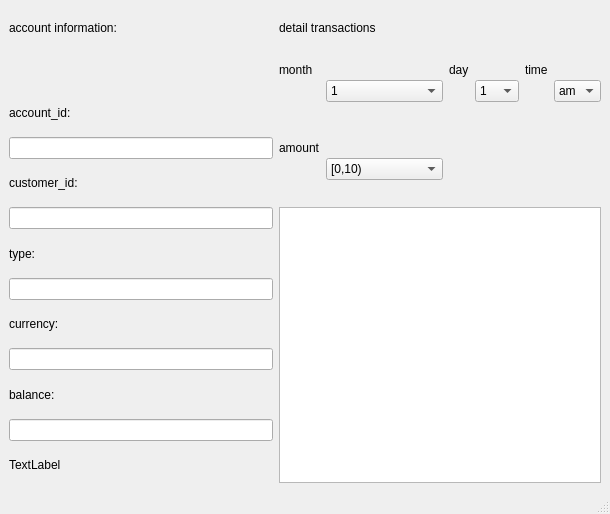
First picture: the form in main_GUI/account_Info.ui, repository zwderek/iKYC-Project, before the edit.
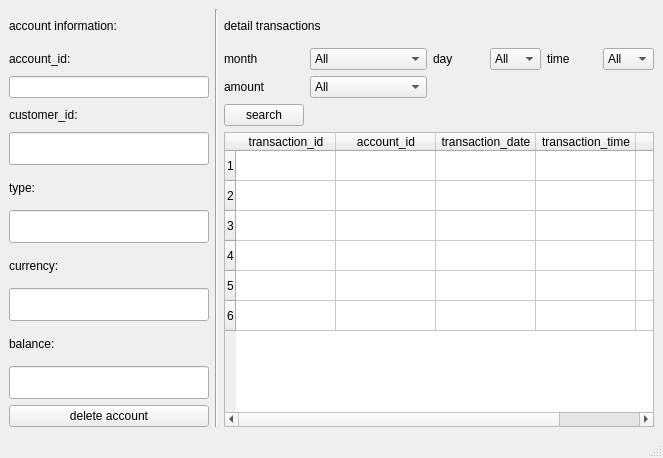
Second picture: the form after the edit.

```diff
--- a/main_GUI/account_Info.ui
+++ b/main_GUI/account_Info.ui
@@ -6,8 +6,8 @@
    <rect>
     <x>0</x>
     <y>0</y>
-    <width>610</width>
-    <height>514</height>
+    <width>663</width>
+    <height>458</height>
    </rect>
   </property>
   <property name="windowTitle">
@@ -15,103 +15,13 @@
   </property>
   <widget class="QWidget" name="centralwidget">
    <layout class="QGridLayout" name="gridLayout">
-    <item row="0" column="0">
-     <widget class="QLabel" name="label">
-      <property name="text">
-       <string>account information: </string>
-      </property>
-     </widget>
-    </item>
-    <item row="0" column="1" colspan="2">
-     <widget class="QLabel" name="label_8">
-      <property name="text">
-       <string>detail transactions</string>
-      </property>
-     </widget>
-    </item>
-    <item row="1" column="1">
-     <widget class="QLabel" name="label_9">
-      <property name="text">
-       <string>month</string>
-      </property>
-     </widget>
-    </item>
-    <item row="1" column="2" rowspan="2">
-     <widget class="QComboBox" name="comboBox">
-      <property name="locale">
-       <locale language="English" country="UnitedStates"/>
-      </property>
-      <item>
-       <property name="text">
-        <string>1</string>
-       </property>
-      </item>
-      <item>
-       <property name="text">
-        <string>2</string>
-       </property>
-      </item>
-      <item>
-       <property name="text">
-        <string>3</string>
-       </property>
-      </item>
-      <item>
-       <property name="text">
-        <string>4</string>
-       </property>
-      </item>
-      <item>
-       <property name="text">
-        <string>5</string>
-       </property>
-      </item>
-      <item>
-       <property name="text">
-        <string>6</string>
-       </property>
-      </item>
-      <item>
-       <property name="text">
-        <string>7</string>
-       </property>
-      </item>
-      <item>
-       <property name="text">
-        <string>8</string>
-       </property>
-      </item>
-      <item>
-       <property name="text">
-        <string>9</string>
-       </property>
-      </item>
-      <item>
-       <property name="text">
-        <string>10</string>
-       </property>
-      </item>
-      <item>
-       <property name="text">
-        <string>11</string>
-       </property>
-      </item>
-      <item>
-       <property name="text">
-        <string>12</string>
-       </property>
-      </item>
-     </widget>
-    </item>
-    <item row="1" column="3">
-     <widget class="QLabel" name="label_11">
-      <property name="text">
-       <string>day</string>
-      </property>
-     </widget>
-    </item>
-    <item row="1" column="4" rowspan="2">
+    <item row="1" column="5">
      <widget class="QComboBox" name="comboBox_2">
+      <item>
+       <property name="text">
+        <string>All</string>
+       </property>
+      </item>
       <item>
        <property name="text">
         <string>1</string>
@@ -269,50 +179,144 @@
       </item>
      </widget>
     </item>
-    <item row="1" column="5">
-     <widget class="QLabel" name="label_12">
+    <item row="9" column="0">
+     <widget class="QLabel" name="label_5">
+      <property name="maximumSize">
+       <size>
+        <width>200</width>
+        <height>40</height>
+       </size>
+      </property>
       <property name="text">
-       <string>time</string>
+       <string>balance: </string>
       </property>
      </widget>
     </item>
-    <item row="1" column="6" rowspan="2">
-     <widget class="QComboBox" name="comboBox_3">
-      <item>
-       <property name="text">
-        <string>am</string>
-       </property>
-      </item>
-      <item>
-       <property name="text">
-        <string>pm</string>
-       </property>
-      </item>
+    <item row="10" column="0">
+     <widget class="QLineEdit" name="lineEdit_5">
+      <property name="maximumSize">
+       <size>
+        <width>200</width>
+        <height>40</height>
+       </size>
+      </property>
      </widget>
     </item>
-    <item row="2" column="0">
+    <item row="11" column="0">
+     <widget class="QPushButton" name="pushButton_2">
+      <property name="text">
+       <string>delete account</string>
+      </property>
+     </widget>
+    </item>
+    <item row="1" column="0">
      <widget class="QLabel" name="label_2">
+      <property name="maximumSize">
+       <size>
+        <width>200</width>
+        <height>40</height>
+       </size>
+      </property>
       <property name="text">
        <string>account_id: </string>
       </property>
      </widget>
     </item>
+    <item row="6" column="0">
+     <widget class="QLineEdit" name="lineEdit_3">
+      <property name="maximumSize">
+       <size>
+        <width>200</width>
+        <height>40</height>
+       </size>
+      </property>
+     </widget>
+    </item>
+    <item row="7" column="0">
+     <widget class="QLabel" name="label_6">
+      <property name="maximumSize">
+       <size>
+        <width>200</width>
+        <height>40</height>
+       </size>
+      </property>
+      <property name="text">
+       <string>currency: </string>
+      </property>
+     </widget>
+    </item>
     <item row="3" column="0">
+     <widget class="QLabel" name="label_4">
+      <property name="maximumSize">
+       <size>
+        <width>200</width>
+        <height>40</height>
+       </size>
+      </property>
+      <property name="text">
+       <string>customer_id: </string>
+      </property>
+     </widget>
+    </item>
+    <item row="2" column="2">
+     <widget class="QLabel" name="label_10">
+      <property name="text">
+       <string>amount</string>
+      </property>
+     </widget>
+    </item>
+    <item row="2" column="0">
      <widget class="QLineEdit" name="lineEdit">
       <property name="enabled">
        <bool>true</bool>
       </property>
+      <property name="maximumSize">
+       <size>
+        <width>200</width>
+        <height>40</height>
+       </size>
+      </property>
      </widget>
     </item>
-    <item row="3" column="1">
-     <widget class="QLabel" name="label_10">
+    <item row="0" column="0">
+     <widget class="QLabel" name="label">
+      <property name="maximumSize">
+       <size>
+        <width>200</width>
+        <height>40</height>
+       </size>
+      </property>
       <property name="text">
-       <string>amount</string>
+       <string>account information: </string>
       </property>
      </widget>
     </item>
-    <item row="3" column="2" rowspan="2">
+    <item row="1" column="7">
+     <widget class="QComboBox" name="comboBox_3">
+      <item>
+       <property name="text">
+        <string>All</string>
+       </property>
+      </item>
+      <item>
+       <property name="text">
+        <string>am</string>
+       </property>
+      </item>
+      <item>
+       <property name="text">
+        <string>pm</string>
+       </property>
+      </item>
+     </widget>
+    </item>
+    <item row="2" column="3">
      <widget class="QComboBox" name="comboBox_4">
+      <item>
+       <property name="text">
+        <string>All</string>
+       </property>
+      </item>
       <item>
        <property name="text">
         <string>[0,10)</string>
@@ -345,54 +349,210 @@
       </item>
      </widget>
     </item>
-    <item row="4" column="0">
-     <widget class="QLabel" name="label_4">
+    <item row="1" column="4">
+     <widget class="QLabel" name="label_11">
       <property name="text">
-       <string>customer_id: </string>
+       <string>day</string>
+      </property>
+     </widget>
+    </item>
+    <item row="3" column="2">
+     <widget class="QPushButton" name="pushButton">
+      <property name="text">
+       <string>search</string>
+      </property>
+     </widget>
+    </item>
+    <item row="1" column="3">
+     <widget class="QComboBox" name="comboBox">
+      <property name="locale">
+       <locale language="English" country="UnitedStates"/>
+      </property>
+      <item>
+       <property name="text">
+        <string>All</string>
+       </property>
+      </item>
+      <item>
+       <property name="text">
+        <string>1</string>
+       </property>
+      </item>
+      <item>
+       <property name="text">
+        <string>2</string>
+       </property>
+      </item>
+      <item>
+       <property name="text">
+        <string>3</string>
+       </property>
+      </item>
+      <item>
+       <property name="text">
+        <string>4</string>
+       </property>
+      </item>
+      <item>
+       <property name="text">
+        <string>5</string>
+       </property>
+      </item>
+      <item>
+       <property name="text">
+        <string>6</string>
+       </property>
+      </item>
+      <item>
+       <property name="text">
+        <string>7</string>
+       </property>
+      </item>
+      <item>
+       <property name="text">
+        <string>8</string>
+       </property>
+      </item>
+      <item>
+       <property name="text">
+        <string>9</string>
+       </property>
+      </item>
+      <item>
+       <property name="text">
+        <string>10</string>
+       </property>
+      </item>
+      <item>
+       <property name="text">
+        <string>11</string>
+       </property>
+      </item>
+      <item>
+       <property name="text">
+        <string>12</string>
+       </property>
+      </item>
+     </widget>
+    </item>
+    <item row="1" column="6">
+     <widget class="QLabel" name="label_12">
+      <property name="text">
+       <string>time</string>
       </property>
      </widget>
     </item>
     <item row="5" column="0">
-     <widget class="QLineEdit" name="lineEdit_2"/>
-    </item>
-    <item row="5" column="1" rowspan="8" colspan="6">
-     <widget class="QTextBrowser" name="textBrowser"/>
-    </item>
-    <item row="6" column="0">
      <widget class="QLabel" name="label_3">
+      <property name="maximumSize">
+       <size>
+        <width>200</width>
+        <height>40</height>
+       </size>
+      </property>
       <property name="text">
        <string>type: </string>
       </property>
      </widget>
     </item>
-    <item row="7" column="0">
-     <widget class="QLineEdit" name="lineEdit_3"/>
+    <item row="0" column="1" rowspan="12">
+     <widget class="Line" name="line">
+      <property name="orientation">
+       <enum>Qt::Vertical</enum>
+      </property>
+     </widget>
+    </item>
+    <item row="4" column="0">
+     <widget class="QLineEdit" name="lineEdit_2">
+      <property name="maximumSize">
+       <size>
+        <width>200</width>
+        <height>40</height>
+       </size>
+      </property>
+     </widget>
+    </item>
+    <item row="0" column="2" colspan="2">
+     <widget class="QLabel" name="label_8">
+      <property name="text">
+       <string>detail transactions</string>
+      </property>
+     </widget>
+    </item>
+    <item row="1" column="2">
+     <widget class="QLabel" name="label_9">
+      <property name="text">
+       <string>month</string>
+      </property>
+     </widget>
     </item>
     <item row="8" column="0">
-     <widget class="QLabel" name="label_6">
-      <property name="text">
-       <string>currency: </string>
+     <widget class="QLineEdit" name="lineEdit_4">
+      <property name="maximumSize">
+       <size>
+        <width>200</width>
+        <height>40</height>
+       </size>
       </property>
      </widget>
     </item>
-    <item row="9" column="0">
-     <widget class="QLineEdit" name="lineEdit_4"/>
-    </item>
-    <item row="10" column="0">
-     <widget class="QLabel" name="label_5">
-      <property name="text">
-       <string>balance: </string>
-      </property>
-     </widget>
-    </item>
-    <item row="11" column="0">
-     <widget class="QLineEdit" name="lineEdit_5"/>
-    </item>
-    <item row="12" column="0">
-     <widget class="QLabel" name="label_7">
-      <property name="text">
-       <string>TextLabel</string>
-      </property>
+    <item row="4" column="2" rowspan="8" colspan="6">
+     <widget class="QTableWidget" name="tableWidget">
+      <row>
+       <property name="text">
+        <string>1</string>
+       </property>
+      </row>
+      <row>
+       <property name="text">
+        <string>2</string>
+       </property>
+      </row>
+      <row>
+       <property name="text">
+        <string>3</string>
+       </property>
+      </row>
+      <row>
+       <property name="text">
+        <string>4</string>
+       </property>
+      </row>
+      <row>
+       <property name="text">
+        <string>5</string>
+       </property>
+      </row>
+      <row>
+       <property name="text">
+        <string>6</string>
+       </property>
+      </row>
+      <column>
+       <property name="text">
+        <string>transaction_id</string>
+       </property>
+      </column>
+      <column>
+       <property name="text">
+        <string>account_id</string>
+       </property>
+      </column>
+      <column>
+       <property name="text">
+        <string>transaction_date</string>
+       </property>
+      </column>
+      <column>
+       <property name="text">
+        <string>transaction_time</string>
+       </property>
+      </column>
+      <column>
+       <property name="text">
+        <string>amount</string>
+       </property>
+      </column>
      </widget>
     </item>
    </layout>
```
Left out of the diff: 2 changed lines with no effect on the pictures.
